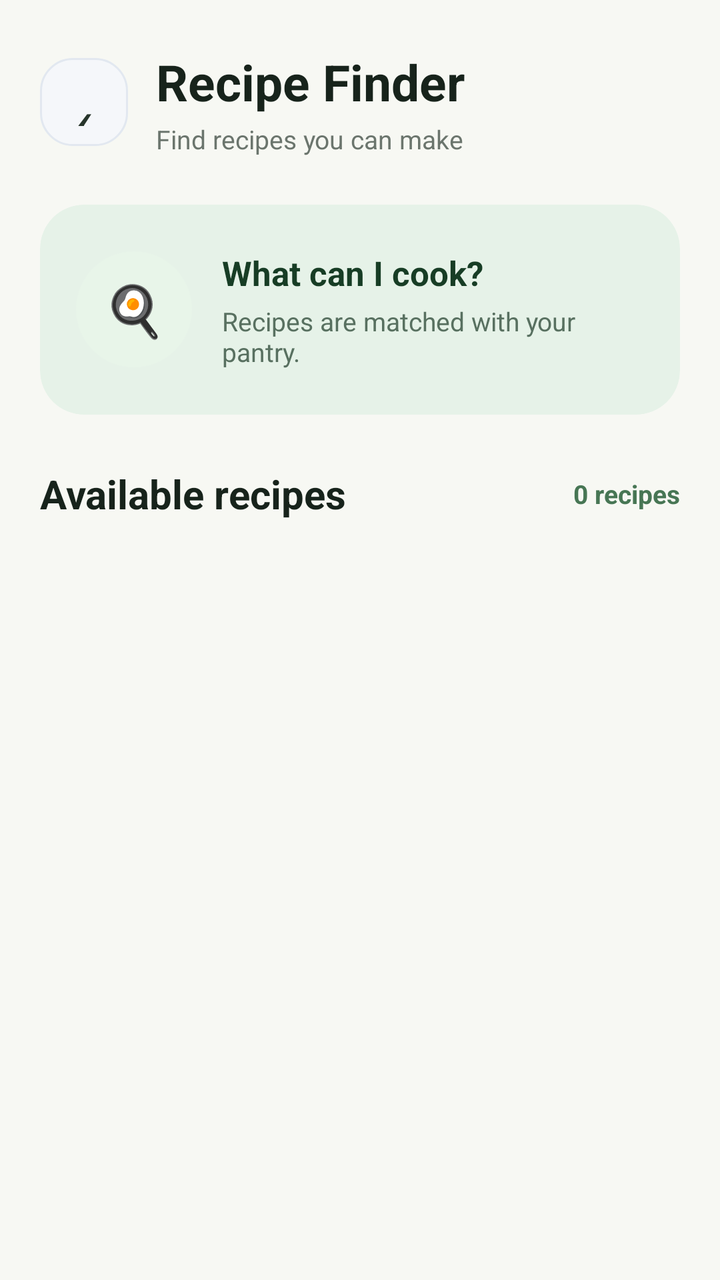
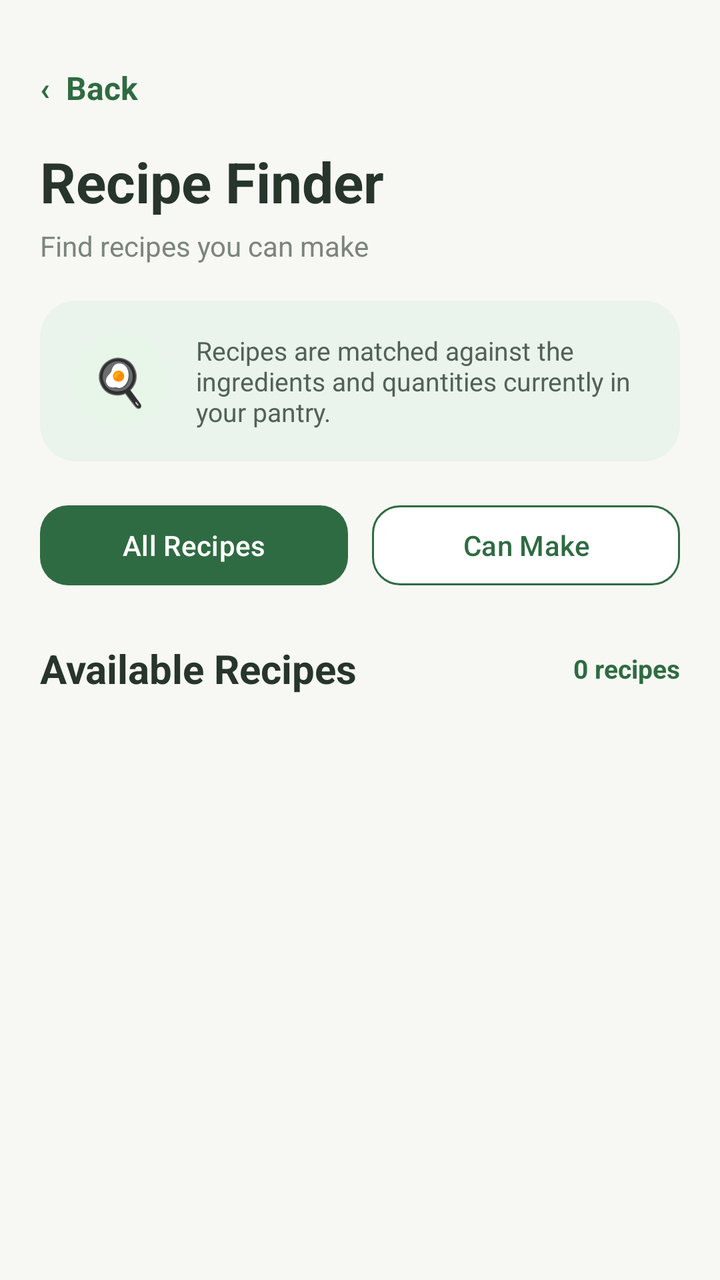

Before-and-after screenshots of an Android layout around one commit, followed by the original layout XML and the change that was made.
<!-- AndroidManifest.xml: application theme Theme.SmartPantryManager -->
<!-- res/layout/activity_recipe_list.xml -->
<?xml version="1.0" encoding="utf-8"?>
<androidx.constraintlayout.widget.ConstraintLayout
    xmlns:android="http://schemas.android.com/apk/res/android"
    xmlns:app="http://schemas.android.com/apk/res-auto"
    xmlns:tools="http://schemas.android.com/tools"
    android:layout_width="match_parent"
    android:layout_height="match_parent"
    android:background="#F7F8F3"
    tools:context=".RecipeListActivity">

    
    <LinearLayout
        android:id="@+id/recipeHeader"
        android:layout_width="0dp"
        android:layout_height="wrap_content"
        android:gravity="center_vertical"
        android:orientation="horizontal"
        android:paddingStart="20dp"
        android:paddingTop="24dp"
        android:paddingEnd="20dp"
        android:paddingBottom="16dp"
        app:layout_constraintTop_toTopOf="parent"
        app:layout_constraintStart_toStartOf="parent"
        app:layout_constraintEnd_toEndOf="parent">

        
        <TextView
            android:id="@+id/backButton"
            android:layout_width="44dp"
            android:layout_height="44dp"
            android:background="@drawable/search_background"
            android:contentDescription="Go back"
            android:gravity="center"
            android:text="‹"
            android:textColor="#27352B"
            android:textSize="30sp" />

        
        <LinearLayout
            android:layout_width="0dp"
            android:layout_height="wrap_content"
            android:layout_marginStart="14dp"
            android:layout_weight="1"
            android:orientation="vertical">

            <TextView
                android:layout_width="wrap_content"
                android:layout_height="wrap_content"
                android:text="Recipe Finder"
                android:textColor="#17231B"
                android:textSize="25sp"
                android:textStyle="bold" />

            <TextView
                android:layout_width="wrap_content"
                android:layout_height="wrap_content"
                android:layout_marginTop="3dp"
                android:text="Find recipes you can make"
                android:textColor="#6B756D"
                android:textSize="13sp" />

        </LinearLayout>

    </LinearLayout>


    
    <com.google.android.material.card.MaterialCardView
        android:id="@+id/recipeIntroCard"
        android:layout_width="0dp"
        android:layout_height="105dp"
        android:layout_marginStart="20dp"
        android:layout_marginTop="8dp"
        android:layout_marginEnd="20dp"
        app:cardBackgroundColor="#E6F2E8"
        app:cardCornerRadius="22dp"
        app:cardElevation="0dp"
        app:strokeWidth="0dp"
        app:layout_constraintTop_toBottomOf="@id/recipeHeader"
        app:layout_constraintStart_toStartOf="parent"
        app:layout_constraintEnd_toEndOf="parent">

        <LinearLayout
            android:layout_width="match_parent"
            android:layout_height="match_parent"
            android:gravity="center_vertical"
            android:orientation="horizontal"
            android:padding="18dp">

            <TextView
                android:layout_width="58dp"
                android:layout_height="58dp"
                android:background="@drawable/icon_circle_green"
                android:gravity="center"
                android:text="🍳"
                android:textSize="25sp" />

            <LinearLayout
                android:layout_width="0dp"
                android:layout_height="wrap_content"
                android:layout_marginStart="15dp"
                android:layout_weight="1"
                android:orientation="vertical">

                <TextView
                    android:layout_width="wrap_content"
                    android:layout_height="wrap_content"
                    android:text="What can I cook?"
                    android:textColor="#173D25"
                    android:textSize="17sp"
                    android:textStyle="bold" />

                <TextView
                    android:layout_width="wrap_content"
                    android:layout_height="wrap_content"
                    android:layout_marginTop="4dp"
                    android:text="Recipes are matched with your pantry."
                    android:textColor="#587060"
                    android:textSize="13sp" />

            </LinearLayout>

        </LinearLayout>

    </com.google.android.material.card.MaterialCardView>


    
    <LinearLayout
        android:id="@+id/recipeSectionHeader"
        android:layout_width="0dp"
        android:layout_height="wrap_content"
        android:layout_marginStart="20dp"
        android:layout_marginTop="26dp"
        android:layout_marginEnd="20dp"
        android:gravity="center_vertical"
        android:orientation="horizontal"
        app:layout_constraintTop_toBottomOf="@id/recipeIntroCard"
        app:layout_constraintStart_toStartOf="parent"
        app:layout_constraintEnd_toEndOf="parent">

        <TextView
            android:layout_width="0dp"
            android:layout_height="wrap_content"
            android:layout_weight="1"
            android:text="Available recipes"
            android:textColor="#17231B"
            android:textSize="20sp"
            android:textStyle="bold" />

        <TextView
            android:id="@+id/recipeCountText"
            android:layout_width="wrap_content"
            android:layout_height="wrap_content"
            android:text="0 recipes"
            android:textColor="#477654"
            android:textSize="13sp"
            android:textStyle="bold" />

    </LinearLayout>


    
    <androidx.recyclerview.widget.RecyclerView
        android:id="@+id/recipeRecyclerView"
        android:layout_width="0dp"
        android:layout_height="0dp"
        android:layout_marginStart="20dp"
        android:layout_marginTop="12dp"
        android:layout_marginEnd="20dp"
        android:layout_marginBottom="20dp"
        android:nestedScrollingEnabled="true"
        android:overScrollMode="never"
        tools:itemCount="3"
        tools:listitem="@layout/item_recipe"
        app:layout_constraintTop_toBottomOf="@id/recipeSectionHeader"
        app:layout_constraintBottom_toBottomOf="parent"
        app:layout_constraintStart_toStartOf="parent"
        app:layout_constraintEnd_toEndOf="parent" />


    
    <com.google.android.material.card.MaterialCardView
        android:id="@+id/emptyRecipeCard"
        android:layout_width="0dp"
        android:layout_height="150dp"
        android:layout_marginStart="20dp"
        android:layout_marginTop="20dp"
        android:layout_marginEnd="20dp"
        android:visibility="gone"
        app:cardBackgroundColor="#FFFFFF"
        app:cardCornerRadius="20dp"
        app:cardElevation="0dp"
        app:strokeColor="#E7EBE7"
        app:strokeWidth="1dp"
        app:layout_constraintTop_toBottomOf="@id/recipeSectionHeader"
        app:layout_constraintStart_toStartOf="parent"
        app:layout_constraintEnd_toEndOf="parent">

        <LinearLayout
            android:layout_width="match_parent"
            android:layout_height="match_parent"
            android:gravity="center"
            android:orientation="vertical"
            android:padding="18dp">

            <TextView
                android:layout_width="55dp"
                android:layout_height="55dp"
                android:background="@drawable/empty_circle"
                android:gravity="center"
                android:text="🍳"
                android:textSize="23sp" />

            <TextView
                android:layout_width="wrap_content"
                android:layout_height="wrap_content"
                android:layout_marginTop="10dp"
                android:text="No recipes available"
                android:textColor="#27352B"
                android:textSize="16sp"
                android:textStyle="bold" />

            <TextView
                android:layout_width="wrap_content"
                android:layout_height="wrap_content"
                android:layout_marginTop="4dp"
                android:text="Recipes will appear here."
                android:textColor="#7A857E"
                android:textSize="13sp" />

        </LinearLayout>

    </com.google.android.material.card.MaterialCardView>

</androidx.constraintlayout.widget.ConstraintLayout>
<!-- res/layout/item_recipe.xml (included above) -->
<?xml version="1.0" encoding="utf-8"?>
<androidx.cardview.widget.CardView
    xmlns:android="http://schemas.android.com/apk/res/android"
    android:layout_width="match_parent"
    android:layout_height="wrap_content"
    android:layout_marginBottom="12dp"
    android:backgroundTint="#FFFFFF"
    android:elevation="0dp"
    android:radius="20dp">

    <LinearLayout
        android:layout_width="match_parent"
        android:layout_height="wrap_content"
        android:gravity="center_vertical"
        android:orientation="horizontal"
        android:padding="16dp">

        
        <TextView
            android:id="@+id/recipeIcon"
            android:layout_width="58dp"
            android:layout_height="58dp"
            android:background="@drawable/icon_circle_green"
            android:gravity="center"
            android:text="🍳"
            android:textSize="25sp" />

        
        <LinearLayout
            android:layout_width="0dp"
            android:layout_height="wrap_content"
            android:layout_marginStart="14dp"
            android:layout_weight="1"
            android:orientation="vertical">

            <TextView
                android:id="@+id/recipeName"
                android:layout_width="wrap_content"
                android:layout_height="wrap_content"
                android:text="Chicken Fried Rice"
                android:textColor="#27352B"
                android:textSize="16sp"
                android:textStyle="bold" />

            <TextView
                android:id="@+id/recipeDescription"
                android:layout_width="wrap_content"
                android:layout_height="wrap_content"
                android:layout_marginTop="4dp"
                android:maxLines="2"
                android:text="A quick and tasty rice meal."
                android:textColor="#7A857E"
                android:textSize="13sp" />

            <TextView
                android:id="@+id/recipeMatchStatus"
                android:layout_width="wrap_content"
                android:layout_height="wrap_content"
                android:layout_marginTop="7dp"
                android:text="✓ You can make this"
                android:textColor="#2F6B42"
                android:textSize="12sp"
                android:textStyle="bold" />

        </LinearLayout>

        
        <TextView
            android:layout_width="wrap_content"
            android:layout_height="wrap_content"
            android:text="›"
            android:textColor="#839087"
            android:textSize="28sp" />

    </LinearLayout>

</androidx.cardview.widget.CardView>
<!-- resources referenced by this layout -->
<resources>
  <!-- drawable empty_circle (drawable) -->
  <?xml version="1.0" encoding="utf-8"?>
  <shape xmlns:android="http://schemas.android.com/apk/res/android"
      android:shape="oval">
  
      <solid android:color="#F1F5F9" />
  
  </shape>
  <!-- drawable icon_circle_green (drawable) -->
  <?xml version="1.0" encoding="utf-8"?>
  <shape xmlns:android="http://schemas.android.com/apk/res/android"
      android:shape="oval">
  
      <solid android:color="#E8F5E9" />
  
  </shape>
  <!-- drawable search_background (drawable) -->
  <?xml version="1.0" encoding="utf-8"?>
  <shape xmlns:android="http://schemas.android.com/apk/res/android"
      android:shape="rectangle">
  
      <solid android:color="#F5F7FA" />
  
      <corners android:radius="16dp" />
  
      <stroke
          android:width="1dp"
          android:color="#E2E8F0" />
  
      <padding
          android:left="16dp"
          android:top="10dp"
          android:right="16dp"
          android:bottom="10dp" />
  
  </shape>
  <style name="Theme.SmartPantryManager" parent="Base.Theme.SmartPantryManager" />
  <style name="Base.Theme.SmartPantryManager" parent="Theme.Material3.DayNight.NoActionBar">
          
          
      </style>
</resources>

<!-- the commit's change to res/layout/activity_recipe_list.xml (unified diff, before → after) -->
@@ -5,233 +5,212 @@
     xmlns:tools="http://schemas.android.com/tools"
     android:layout_width="match_parent"
     android:layout_height="match_parent"
-    android:background="#F7F8F3"
-    tools:context=".RecipeListActivity">
-
-    
-    <LinearLayout
-        android:id="@+id/recipeHeader"
+    android:background="#F7F8F3">
+
+    <ScrollView
         android:layout_width="0dp"
-        android:layout_height="wrap_content"
-        android:gravity="center_vertical"
-        android:orientation="horizontal"
-        android:paddingStart="20dp"
-        android:paddingTop="24dp"
-        android:paddingEnd="20dp"
-        android:paddingBottom="16dp"
+        android:layout_height="0dp"
+        android:fillViewport="true"
+        android:clipToPadding="false"
+        android:paddingBottom="24dp"
         app:layout_constraintTop_toTopOf="parent"
+        app:layout_constraintBottom_toBottomOf="parent"
         app:layout_constraintStart_toStartOf="parent"
         app:layout_constraintEnd_toEndOf="parent">
 
-        
-        <TextView
-            android:id="@+id/backButton"
-            android:layout_width="44dp"
-            android:layout_height="44dp"
-            android:background="@drawable/search_background"
-            android:contentDescription="Go back"
-            android:gravity="center"
-            android:text="‹"
-            android:textColor="#27352B"
-            android:textSize="30sp" />
-
-        
-        <LinearLayout
-            android:layout_width="0dp"
-            android:layout_height="wrap_content"
-            android:layout_marginStart="14dp"
-            android:layout_weight="1"
-            android:orientation="vertical">
-
-            <TextView
-                android:layout_width="wrap_content"
-                android:layout_height="wrap_content"
-                android:text="Recipe Finder"
-                android:textColor="#17231B"
-                android:textSize="25sp"
-                android:textStyle="bold" />
-
-            <TextView
-                android:layout_width="wrap_content"
-                android:layout_height="wrap_content"
-                android:layout_marginTop="3dp"
-                android:text="Find recipes you can make"
-                android:textColor="#6B756D"
-                android:textSize="13sp" />
-
-        </LinearLayout>
-
-    </LinearLayout>
-
-
-    
-    <com.google.android.material.card.MaterialCardView
-        android:id="@+id/recipeIntroCard"
-        android:layout_width="0dp"
-        android:layout_height="105dp"
-        android:layout_marginStart="20dp"
-        android:layout_marginTop="8dp"
-        android:layout_marginEnd="20dp"
-        app:cardBackgroundColor="#E6F2E8"
-        app:cardCornerRadius="22dp"
-        app:cardElevation="0dp"
-        app:strokeWidth="0dp"
-        app:layout_constraintTop_toBottomOf="@id/recipeHeader"
-        app:layout_constraintStart_toStartOf="parent"
-        app:layout_constraintEnd_toEndOf="parent">
-
         <LinearLayout
             android:layout_width="match_parent"
-            android:layout_height="match_parent"
-            android:gravity="center_vertical"
-            android:orientation="horizontal"
-            android:padding="18dp">
-
-            <TextView
-                android:layout_width="58dp"
-                android:layout_height="58dp"
-                android:background="@drawable/icon_circle_green"
-                android:gravity="center"
-                android:text="🍳"
-                android:textSize="25sp" />
-
+            android:layout_height="wrap_content"
+            android:orientation="vertical"
+            android:padding="20dp">
+
+            
+            <TextView
+                android:id="@+id/backButton"
+                android:layout_width="wrap_content"
+                android:layout_height="48dp"
+                android:gravity="center_vertical"
+                android:text="‹  Back"
+                android:textColor="#2F6B42"
+                android:textSize="16sp"
+                android:textStyle="bold" />
+
+            <TextView
+                android:layout_width="match_parent"
+                android:layout_height="wrap_content"
+                android:layout_marginTop="4dp"
+                android:text="Recipe Finder"
+                android:textColor="#27352B"
+                android:textSize="28sp"
+                android:textStyle="bold" />
+
+            <TextView
+                android:layout_width="match_parent"
+                android:layout_height="wrap_content"
+                android:layout_marginTop="4dp"
+                android:text="Find recipes you can make"
+                android:textColor="#7A857E"
+                android:textSize="14sp" />
+
+            
+            <com.google.android.material.card.MaterialCardView
+                android:id="@+id/recipeIntroCard"
+                android:layout_width="match_parent"
+                android:layout_height="wrap_content"
+                android:layout_marginTop="18dp"
+                app:cardBackgroundColor="#EAF3EC"
+                app:cardCornerRadius="18dp"
+                app:strokeWidth="0dp">
+
+                <LinearLayout
+                    android:layout_width="match_parent"
+                    android:layout_height="wrap_content"
+                    android:gravity="center_vertical"
+                    android:orientation="horizontal"
+                    android:padding="16dp">
+
+                    <TextView
+                        android:layout_width="48dp"
+                        android:layout_height="48dp"
+                        android:background="@drawable/icon_circle_green"
+                        android:gravity="center"
+                        android:text="🍳"
+                        android:textSize="23sp" />
+
+                    <TextView
+                        android:layout_width="0dp"
+                        android:layout_height="wrap_content"
+                        android:layout_marginStart="14dp"
+                        android:layout_weight="1"
+                        android:text="Recipes are matched against the ingredients and quantities currently in your pantry."
+                        android:textColor="#526158"
+                        android:textSize="13sp" />
+
+                </LinearLayout>
+
+            </com.google.android.material.card.MaterialCardView>
+
+            
             <LinearLayout
-                android:layout_width="0dp"
-                android:layout_height="wrap_content"
-                android:layout_marginStart="15dp"
-                android:layout_weight="1"
-                android:orientation="vertical">
+                android:layout_width="match_parent"
+                android:layout_height="wrap_content"
+                android:layout_marginTop="18dp"
+                android:orientation="horizontal">
+
+                <com.google.android.material.button.MaterialButton
+                    android:id="@+id/allRecipesButton"
+                    android:layout_width="0dp"
+                    android:layout_height="48dp"
+                    android:layout_marginEnd="6dp"
+                    android:layout_weight="1"
+                    android:text="All Recipes"
+                    android:textAllCaps="false"
+                    android:textSize="14sp"
+                    app:backgroundTint="#2F6B42"
+                    app:cornerRadius="14dp" />
+
+                <com.google.android.material.button.MaterialButton
+                    android:id="@+id/canMakeButton"
+                    android:layout_width="0dp"
+                    android:layout_height="48dp"
+                    android:layout_marginStart="6dp"
+                    android:layout_weight="1"
+                    android:text="Can Make"
+                    android:textAllCaps="false"
+                    android:textColor="#2F6B42"
+                    android:textSize="14sp"
+                    app:backgroundTint="#FFFFFF"
+                    app:cornerRadius="14dp"
+                    app:strokeColor="#2F6B42"
+                    app:strokeWidth="1dp" />
+
+            </LinearLayout>
+
+            
+            <LinearLayout
+                android:layout_width="match_parent"
+                android:layout_height="wrap_content"
+                android:layout_marginTop="24dp"
+                android:gravity="center_vertical"
+                android:orientation="horizontal">
 
                 <TextView
+                    android:layout_width="0dp"
+                    android:layout_height="wrap_content"
+                    android:layout_weight="1"
+                    android:text="Available Recipes"
+                    android:textColor="#27352B"
+                    android:textSize="20sp"
+                    android:textStyle="bold" />
+
+                <TextView
+                    android:id="@+id/recipeCountText"
                     android:layout_width="wrap_content"
                     android:layout_height="wrap_content"
-                    android:text="What can I cook?"
-                    android:textColor="#173D25"
-                    android:textSize="17sp"
+                    android:text="0 recipes"
+                    android:textColor="#2F6B42"
+                    android:textSize="13sp"
                     android:textStyle="bold" />
 
-                <TextView
-                    android:layout_width="wrap_content"
-                    android:layout_height="wrap_content"
-                    android:layout_marginTop="4dp"
-                    android:text="Recipes are matched with your pantry."
-                    android:textColor="#587060"
-                    android:textSize="13sp" />
-
             </LinearLayout>
 
+            
+            <androidx.recyclerview.widget.RecyclerView
+                android:id="@+id/recipeRecyclerView"
+                android:layout_width="match_parent"
+                android:layout_height="wrap_content"
+                android:layout_marginTop="12dp"
+                android:nestedScrollingEnabled="false"
+                tools:listitem="@layout/item_recipe" />
+
+            
+            <com.google.android.material.card.MaterialCardView
+                android:id="@+id/emptyRecipeCard"
+                android:layout_width="match_parent"
+                android:layout_height="wrap_content"
+                android:layout_marginTop="12dp"
+                android:visibility="gone"
+                app:cardBackgroundColor="#FFFFFF"
+                app:cardCornerRadius="18dp"
+                app:strokeWidth="0dp">
+
+                <LinearLayout
+                    android:layout_width="match_parent"
+                    android:layout_height="wrap_content"
+                    android:gravity="center"
+                    android:orientation="vertical"
+                    android:padding="28dp">
+
+                    <TextView
+                        android:layout_width="wrap_content"
+                        android:layout_height="wrap_content"
+                        android:text="🍳"
+                        android:textSize="32sp" />
+
+                    <TextView
+                        android:layout_width="wrap_content"
+                        android:layout_height="wrap_content"
+                        android:layout_marginTop="10dp"
+                        android:text="No recipes found"
+                        android:textColor="#27352B"
+                        android:textSize="17sp"
+                        android:textStyle="bold" />
+
+                    <TextView
+                        android:layout_width="wrap_content"
+                        android:layout_height="wrap_content"
+                        android:layout_marginTop="5dp"
+                        android:text="Try adding more ingredients to your pantry."
+                        android:textColor="#7A857E"
+                        android:textSize="13sp" />
+
+                </LinearLayout>
+
+            </com.google.android.material.card.MaterialCardView>
+
         </LinearLayout>
 
-    </com.google.android.material.card.MaterialCardView>
-
-
-    
-    <LinearLayout
-        android:id="@+id/recipeSectionHeader"
-        android:layout_width="0dp"
-        android:layout_height="wrap_content"
-        android:layout_marginStart="20dp"
-        android:layout_marginTop="26dp"
-        android:layout_marginEnd="20dp"
-        android:gravity="center_vertical"
-        android:orientation="horizontal"
-        app:layout_constraintTop_toBottomOf="@id/recipeIntroCard"
-        app:layout_constraintStart_toStartOf="parent"
-        app:layout_constraintEnd_toEndOf="parent">
-
-        <TextView
-            android:layout_width="0dp"
-            android:layout_height="wrap_content"
-            android:layout_weight="1"
-            android:text="Available recipes"
-            android:textColor="#17231B"
-            android:textSize="20sp"
-            android:textStyle="bold" />
-
-        <TextView
-            android:id="@+id/recipeCountText"
-            android:layout_width="wrap_content"
-            android:layout_height="wrap_content"
-            android:text="0 recipes"
-            android:textColor="#477654"
-            android:textSize="13sp"
-            android:textStyle="bold" />
-
-    </LinearLayout>
-
-
-    
-    <androidx.recyclerview.widget.RecyclerView
-        android:id="@+id/recipeRecyclerView"
-        android:layout_width="0dp"
-        android:layout_height="0dp"
-        android:layout_marginStart="20dp"
-        android:layout_marginTop="12dp"
-        android:layout_marginEnd="20dp"
-        android:layout_marginBottom="20dp"
-        android:nestedScrollingEnabled="true"
-        android:overScrollMode="never"
-        tools:itemCount="3"
-        tools:listitem="@layout/item_recipe"
-        app:layout_constraintTop_toBottomOf="@id/recipeSectionHeader"
-        app:layout_constraintBottom_toBottomOf="parent"
-        app:layout_constraintStart_toStartOf="parent"
-        app:layout_constraintEnd_toEndOf="parent" />
-
-
-    
-    <com.google.android.material.card.MaterialCardView
-        android:id="@+id/emptyRecipeCard"
-        android:layout_width="0dp"
-        android:layout_height="150dp"
-        android:layout_marginStart="20dp"
-        android:layout_marginTop="20dp"
-        android:layout_marginEnd="20dp"
-        android:visibility="gone"
-        app:cardBackgroundColor="#FFFFFF"
-        app:cardCornerRadius="20dp"
-        app:cardElevation="0dp"
-        app:strokeColor="#E7EBE7"
-        app:strokeWidth="1dp"
-        app:layout_constraintTop_toBottomOf="@id/recipeSectionHeader"
-        app:layout_constraintStart_toStartOf="parent"
-        app:layout_constraintEnd_toEndOf="parent">
-
-        <LinearLayout
-            android:layout_width="match_parent"
-            android:layout_height="match_parent"
-            android:gravity="center"
-            android:orientation="vertical"
-            android:padding="18dp">
-
-            <TextView
-                android:layout_width="55dp"
-                android:layout_height="55dp"
-                android:background="@drawable/empty_circle"
-                android:gravity="center"
-                android:text="🍳"
-                android:textSize="23sp" />
-
-            <TextView
-                android:layout_width="wrap_content"
-                android:layout_height="wrap_content"
-                android:layout_marginTop="10dp"
-                android:text="No recipes available"
-                android:textColor="#27352B"
-                android:textSize="16sp"
-                android:textStyle="bold" />
-
-            <TextView
-                android:layout_width="wrap_content"
-                android:layout_height="wrap_content"
-                android:layout_marginTop="4dp"
-                android:text="Recipes will appear here."
-                android:textColor="#7A857E"
-                android:textSize="13sp" />
-
-        </LinearLayout>
-
-    </com.google.android.material.card.MaterialCardView>
+    </ScrollView>
 
 </androidx.constraintlayout.widget.ConstraintLayout>
 <!-- res/layout/item_recipe.xml (included above) -->
<!-- resource entries referenced after the edit -->
@@ -1,39 +1,11 @@
 <!-- resources referenced by this layout -->
 <resources>
-  <!-- drawable empty_circle (drawable) -->
-  <?xml version="1.0" encoding="utf-8"?>
-  <shape xmlns:android="http://schemas.android.com/apk/res/android"
-      android:shape="oval">
-  
-      <solid android:color="#F1F5F9" />
-  
-  </shape>
   <!-- drawable icon_circle_green (drawable) -->
   <?xml version="1.0" encoding="utf-8"?>
   <shape xmlns:android="http://schemas.android.com/apk/res/android"
       android:shape="oval">
   
       <solid android:color="#E8F5E9" />
-  
-  </shape>
-  <!-- drawable search_background (drawable) -->
-  <?xml version="1.0" encoding="utf-8"?>
-  <shape xmlns:android="http://schemas.android.com/apk/res/android"
-      android:shape="rectangle">
-  
-      <solid android:color="#F5F7FA" />
-  
-      <corners android:radius="16dp" />
-  
-      <stroke
-          android:width="1dp"
-          android:color="#E2E8F0" />
-  
-      <padding
-          android:left="16dp"
-          android:top="10dp"
-          android:right="16dp"
-          android:bottom="10dp" />
   
   </shape>
   <style name="Theme.SmartPantryManager" parent="Base.Theme.SmartPantryManager" />
